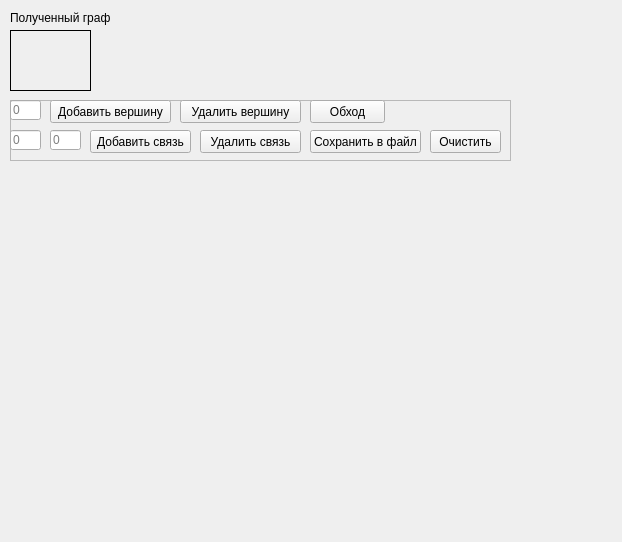
The window that Lab7/mainwindow.ui (Kupchinsky/Programming) describes before a commit, drawn with Qt 5.
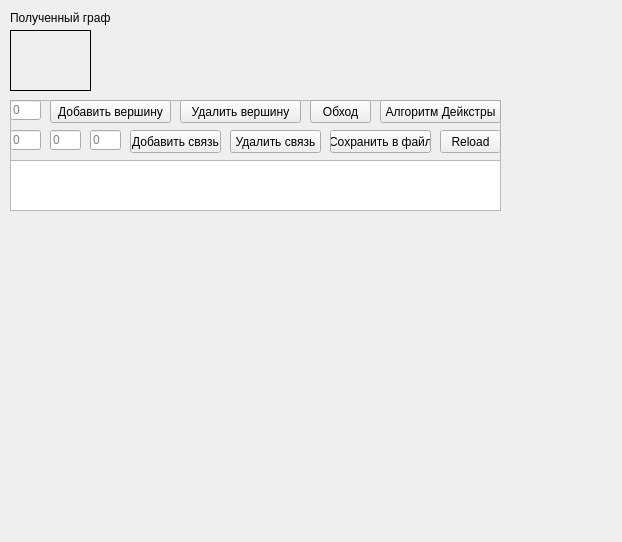
The same window after the commit. Custom widgets are drawn as their Qt base class.

```diff
--- a/Lab7/mainwindow.ui
+++ b/Lab7/mainwindow.ui
@@ -48,8 +48,8 @@
      <rect>
       <x>10</x>
       <y>100</y>
-      <width>501</width>
-      <height>61</height>
+      <width>491</width>
+      <height>111</height>
      </rect>
     </property>
     <property name="frameShape">
@@ -61,9 +61,9 @@
     <widget class="QPushButton" name="pushButton_Del">
      <property name="geometry">
       <rect>
-       <x>190</x>
+       <x>220</x>
        <y>30</y>
-       <width>101</width>
+       <width>91</width>
        <height>23</height>
       </rect>
      </property>
@@ -87,9 +87,9 @@
     <widget class="QPushButton" name="pushButton_Add">
      <property name="geometry">
       <rect>
-       <x>80</x>
+       <x>120</x>
        <y>30</y>
-       <width>101</width>
+       <width>91</width>
        <height>23</height>
       </rect>
      </property>
@@ -113,9 +113,9 @@
     <widget class="QPushButton" name="pushButton_Save">
      <property name="geometry">
       <rect>
-       <x>300</x>
+       <x>320</x>
        <y>30</y>
-       <width>111</width>
+       <width>101</width>
        <height>23</height>
       </rect>
      </property>
@@ -126,14 +126,14 @@
     <widget class="QPushButton" name="pushButton_Clear">
      <property name="geometry">
       <rect>
-       <x>420</x>
+       <x>430</x>
        <y>30</y>
-       <width>71</width>
+       <width>61</width>
        <height>23</height>
       </rect>
      </property>
      <property name="text">
-      <string>Очистить</string>
+      <string>Reload</string>
      </property>
     </widget>
     <widget class="QLineEdit" name="lineEditNode">
@@ -180,7 +180,7 @@
       <rect>
        <x>300</x>
        <y>0</y>
-       <width>75</width>
+       <width>61</width>
        <height>23</height>
       </rect>
      </property>
@@ -188,6 +188,51 @@
       <string>Обход</string>
      </property>
     </widget>
+    <widget class="QTextEdit" name="log">
+     <property name="geometry">
+      <rect>
+       <x>0</x>
+       <y>60</y>
+       <width>491</width>
+       <height>51</height>
+      </rect>
+     </property>
+     <property name="readOnly">
+      <bool>true</bool>
+     </property>
+    </widget>
+    <widget class="QPushButton" name="pushButton_2">
+     <property name="geometry">
+      <rect>
+       <x>370</x>
+       <y>0</y>
+       <width>121</width>
+       <height>23</height>
+      </rect>
+     </property>
+     <property name="text">
+      <string>Алгоритм Дейкстры</string>
+     </property>
+    </widget>
+    <widget class="QLineEdit" name="lineEditWeight">
+     <property name="geometry">
+      <rect>
+       <x>80</x>
+       <y>30</y>
+       <width>31</width>
+       <height>20</height>
+      </rect>
+     </property>
+     <property name="inputMethodHints">
+      <set>Qt::ImhDigitsOnly</set>
+     </property>
+     <property name="readOnly">
+      <bool>false</bool>
+     </property>
+     <property name="placeholderText">
+      <string>0</string>
+     </property>
+    </widget>
    </widget>
   </widget>
  </widget>
```
Left out of the diff: 11 changed lines with no effect on the pictures.
